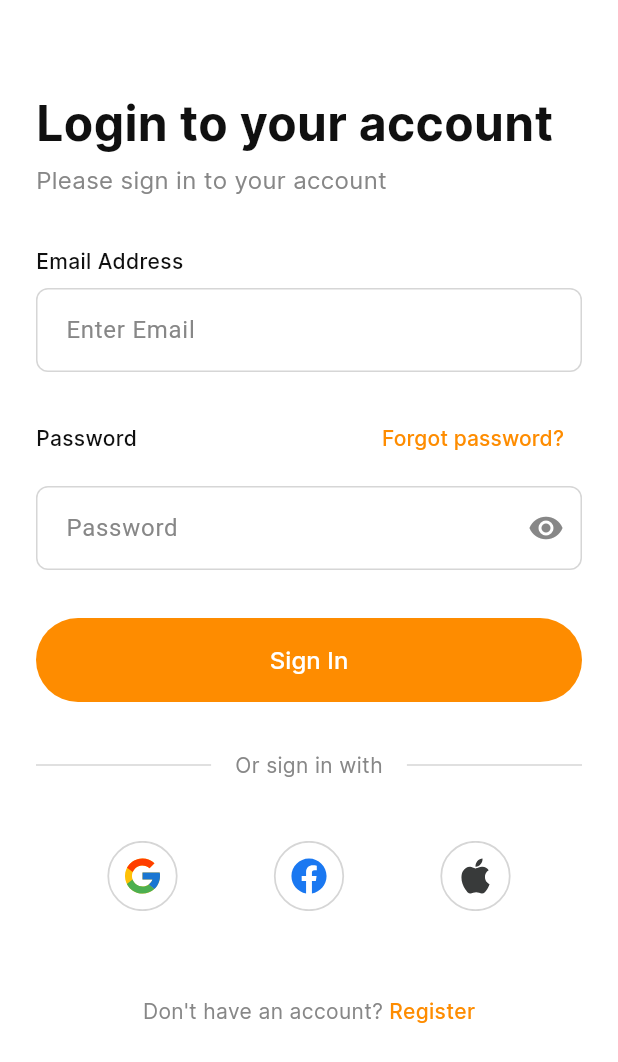
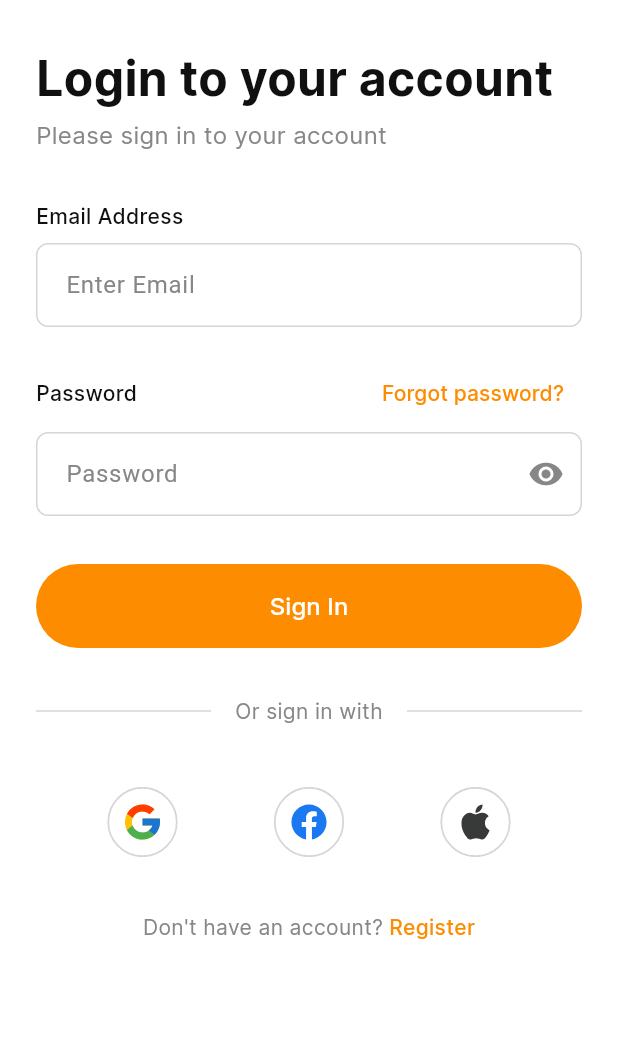
Before and after one commit to DavidIjsud/e_commerce_app_base, a Flutter app: the screen it shows after launch, after a tap on "Skip", on a phone screen of 412 x 824 dp. Shown: the top 1062 px of the screen. Run offline on Flutter 3.47's test engine with Material 3 defaults, Android fonts, the phone set to English and light mode, and no system bars; our stand-ins replace equatable, flutter_bloc, flutter_svg, get_it, go_router.

Commit message:
Add AppTextFormField widget for reusable text input functionality, update login form to utilize the new widget, and adjust spacing in the login page for improved layout.

````diff
--- /dev/null
+++ b/lib/core/widgets/app_text_form_field.dart
@@ -0,0 +1,152 @@
+import 'package:flutter/material.dart';
+import 'package:e_commerce_app_base/injector.dart';
+import 'package:e_commerce_app_base/config/config.dart';
+
+/// Reusable text form field widget following the app's design system
+///
+/// This field maintains the base design (rounded corners, border colors, padding)
+/// while allowing customization of label, hint, validation, and other properties.
+///
+/// Example usage:
+/// ```dart
+/// AppTextFormField(
+///   label: 'Email',
+///   hintText: 'Enter your email',
+///   onChanged: (value) => handleEmailChange(value),
+///   keyboardType: TextInputType.emailAddress,
+/// )
+/// ```
+class AppTextFormField extends StatelessWidget {
+  /// Creates an app text form field
+  ///
+  /// [label] optional label text displayed above the field
+  /// [hintText] placeholder text inside the field
+  /// [initialValue] initial text value
+  /// [onChanged] callback when text changes
+  /// [obscureText] hides text (for passwords)
+  /// [keyboardType] keyboard type (email, number, etc.)
+  /// [textInputAction] action button on keyboard
+  /// [suffixIcon] optional icon button on the right side
+  /// [prefixIcon] optional icon on the left side
+  /// [validator] optional validation function
+  /// [enabled] whether the field is enabled
+  /// [maxLines] maximum lines (default: 1)
+  /// [readOnly] whether the field is read-only
+  /// [controller] optional text editing controller
+  /// [focusNode] optional focus node
+  /// [onSubmitted] callback when user submits (presses done/enter)
+  const AppTextFormField({
+    super.key,
+    this.label,
+    this.hintText,
+    this.initialValue,
+    this.onChanged,
+    this.obscureText = false,
+    this.keyboardType,
+    this.textInputAction,
+    this.suffixIcon,
+    this.prefixIcon,
+    this.validator,
+    this.enabled = true,
+    this.maxLines = 1,
+    this.readOnly = false,
+    this.controller,
+    this.focusNode,
+    this.onSubmitted,
+  });
+
+  final String? label;
+  final String? hintText;
+  final String? initialValue;
+  final ValueChanged<String>? onChanged;
+  final bool obscureText;
+  final TextInputType? keyboardType;
+  final TextInputAction? textInputAction;
+  final Widget? suffixIcon;
+  final Widget? prefixIcon;
+  final FormFieldValidator<String>? validator;
+  final bool enabled;
+  final int? maxLines;
+  final bool readOnly;
+  final TextEditingController? controller;
+  final FocusNode? focusNode;
+  final ValueChanged<String>? onSubmitted;
+
+  @override
+  Widget build(BuildContext context) {
+    final config = Get.injector<Config>();
+    final colors = config.theme.themeColors;
+    final typography = config.theme.typography;
+
+    final field = TextFormField(
+      controller: controller,
+      focusNode: focusNode,
+      initialValue: initialValue,
+      onChanged: onChanged,
+      obscureText: obscureText,
+      keyboardType: keyboardType,
+      textInputAction: textInputAction,
+      validator: validator,
+      enabled: enabled,
+      maxLines: maxLines,
+      readOnly: readOnly,
+      onFieldSubmitted: onSubmitted,
+      decoration: InputDecoration(
+        hintText: hintText,
+        hintStyle: TextStyle(color: colors.neutral60),
+        prefixIcon: prefixIcon,
+        suffixIcon: suffixIcon,
+        border: OutlineInputBorder(
+          borderRadius: BorderRadius.circular(8),
+          borderSide: BorderSide(color: colors.neutral40),
+        ),
+        enabledBorder: OutlineInputBorder(
+          borderRadius: BorderRadius.circular(8),
+          borderSide: BorderSide(color: colors.neutral40),
+        ),
+        focusedBorder: OutlineInputBorder(
+          borderRadius: BorderRadius.circular(8),
+          borderSide: BorderSide(color: colors.primaryHoverIris, width: 2),
+        ),
+        disabledBorder: OutlineInputBorder(
+          borderRadius: BorderRadius.circular(8),
+          borderSide: BorderSide(color: colors.neutral40),
+        ),
+        errorBorder: OutlineInputBorder(
+          borderRadius: BorderRadius.circular(8),
+          borderSide: BorderSide(color: colors.errorMainRed),
+        ),
+        focusedErrorBorder: OutlineInputBorder(
+          borderRadius: BorderRadius.circular(8),
+          borderSide: BorderSide(color: colors.errorMainRed, width: 2),
+        ),
+        filled: true,
+        fillColor: enabled ? Colors.white : colors.neutral20,
+        contentPadding: const EdgeInsets.symmetric(
+          horizontal: 16,
+          vertical: 16,
+        ),
+      ),
+    );
+
+    // If label is provided, wrap field with label
+    if (label != null) {
+      return Column(
+        crossAxisAlignment: CrossAxisAlignment.start,
+        children: [
+          Text(
+            label!,
+            style: typography.bodyMediumMedium.copyWith(
+              color: colors.neutral100,
+              fontSize: 14,
+            ),
+          ),
+          const SizedBox(height: 8),
+          field,
+        ],
+      );
+    }
+
+    return field;
+  }
+}
--- a/lib/core/widgets/widgets.dart
+++ b/lib/core/widgets/widgets.dart
@@ -4,3 +4,4 @@ library;
 ///
 /// Exports all reusable core widgets that are part of the app's design system
 export 'primary_button.dart';
+export 'app_text_form_field.dart';
--- a/lib/features/login/presentation/pages/login_page.dart
+++ b/lib/features/login/presentation/pages/login_page.dart
@@ -29,7 +29,7 @@ class LoginPage extends StatelessWidget {
             child: Column(
               crossAxisAlignment: CrossAxisAlignment.start,
               children: [
-                const SizedBox(height: 40),
+                const SizedBox(height: 10),
 
                 // Header
                 const LoginHeader(),
@@ -42,7 +42,7 @@ class LoginPage extends StatelessWidget {
                 // Social Login
                 const SocialLoginButtons(),
 
-                const SizedBox(height: 40),
+                const SizedBox(height: 20),
 
                 // Register Link
                 Center(
--- a/lib/features/login/presentation/widgets/login_form.dart
+++ b/lib/features/login/presentation/widgets/login_form.dart
@@ -25,50 +25,22 @@ class LoginForm extends StatelessWidget {
           crossAxisAlignment: CrossAxisAlignment.start,
           children: [
             // Email Field
-            Text(
-              l10n.login_email_label,
-              style: typography.bodyMediumMedium.copyWith(
-                color: colors.neutral100,
-                fontSize: 14,
-              ),
-            ),
-            const SizedBox(height: 8),
-            TextFormField(
+            AppTextFormField(
+              label: l10n.login_email_label,
+              hintText: l10n.login_email_placeholder,
               initialValue: state.formData.email,
               onChanged: (value) {
                 context.read<LoginBloc>().add(LoginEmailChanged(value));
               },
-              decoration: InputDecoration(
-                hintText: l10n.login_email_placeholder,
-                hintStyle: TextStyle(color: colors.neutral60),
-                border: OutlineInputBorder(
-                  borderRadius: BorderRadius.circular(8),
-                  borderSide: BorderSide(color: colors.neutral40),
-                ),
-                enabledBorder: OutlineInputBorder(
-                  borderRadius: BorderRadius.circular(8),
-                  borderSide: BorderSide(color: colors.neutral40),
-                ),
-                focusedBorder: OutlineInputBorder(
-                  borderRadius: BorderRadius.circular(8),
-                  borderSide: BorderSide(
-                    color: colors.primaryHoverIris,
-                    width: 2,
-                  ),
-                ),
-                filled: true,
-                fillColor: Colors.white,
-                contentPadding: const EdgeInsets.symmetric(
-                  horizontal: 16,
-                  vertical: 16,
-                ),
-              ),
               keyboardType: TextInputType.emailAddress,
               textInputAction: TextInputAction.next,
             ),
             const SizedBox(height: 20),
 
             // Password Field
+            Column(
+              crossAxisAlignment: CrossAxisAlignment.start,
+              children: [
                 Row(
                   mainAxisAlignment: MainAxisAlignment.spaceBetween,
                   children: [
@@ -93,37 +65,15 @@ class LoginForm extends StatelessWidget {
                     ),
                   ],
                 ),
-            const SizedBox(height: 8),
-            TextFormField(
+                const SizedBox(height: 2),
+                AppTextFormField(
+                  hintText: l10n.login_password_placeholder,
                   initialValue: state.formData.password,
                   onChanged: (value) {
                     context.read<LoginBloc>().add(LoginPasswordChanged(value));
                   },
                   obscureText: !state.isPasswordVisible,
-              decoration: InputDecoration(
-                hintText: l10n.login_password_placeholder,
-                hintStyle: TextStyle(color: colors.neutral60),
-                border: OutlineInputBorder(
-                  borderRadius: BorderRadius.circular(8),
-                  borderSide: BorderSide(color: colors.neutral40),
-                ),
-                enabledBorder: OutlineInputBorder(
-                  borderRadius: BorderRadius.circular(8),
-                  borderSide: BorderSide(color: colors.neutral40),
-                ),
-                focusedBorder: OutlineInputBorder(
-                  borderRadius: BorderRadius.circular(8),
-                  borderSide: BorderSide(
-                    color: colors.primaryHoverIris,
-                    width: 2,
-                  ),
-                ),
-                filled: true,
-                fillColor: Colors.white,
-                contentPadding: const EdgeInsets.symmetric(
-                  horizontal: 16,
-                  vertical: 16,
-                ),
+                  textInputAction: TextInputAction.done,
                   suffixIcon: IconButton(
                     onPressed: () {
                       context.read<LoginBloc>().add(
@@ -138,7 +88,7 @@ class LoginForm extends StatelessWidget {
                     ),
                   ),
                 ),
-              textInputAction: TextInputAction.done,
+              ],
             ),
             const SizedBox(height: 32),
 
````
Lines whose indentation alone changed are shown as unchanged.
